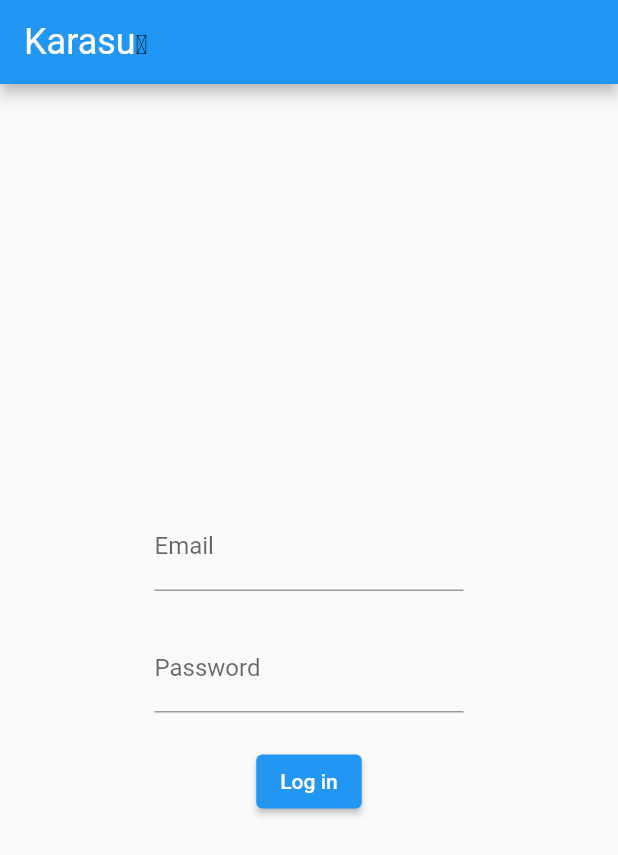
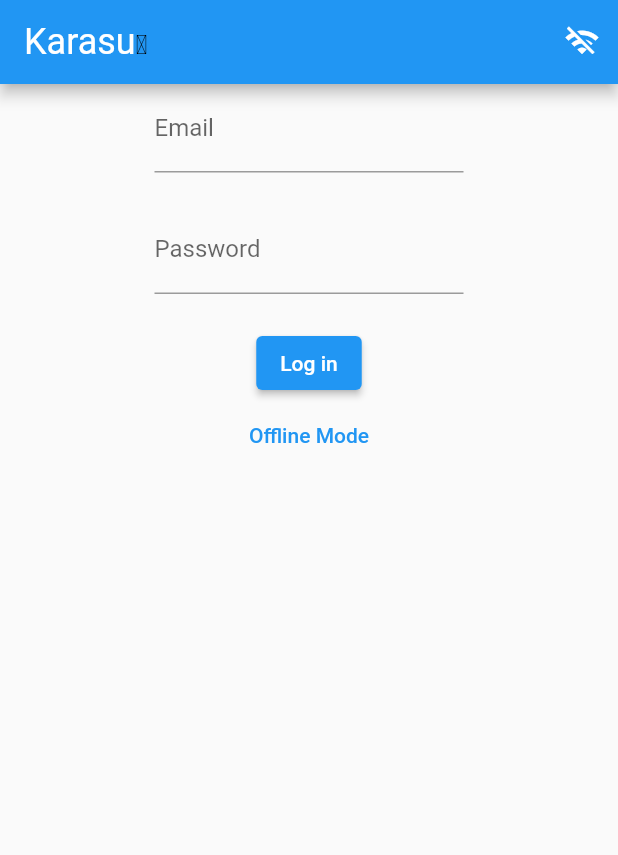
Before and after one commit to SeveFP/Karasu, a Flutter app: the screen it shows after launch, on a phone screen of 412 x 824 dp. Shown: the top 855 px of the screen. Run offline on Flutter 3.47's test engine with Material 2 defaults, Android fonts, the phone set to English and light mode, and no system bars; our stand-ins replace flutter_markdown, graphql_flutter.

Commit message:
Initial offline mode

```diff
--- a/lib/main.dart
+++ b/lib/main.dart
@@ -8,6 +8,7 @@ import 'package:flutter/rendering.dart';
 import 'package:karasu/views/login.dart';
 import 'package:karasu/views/popularDecks.dart';
 import 'package:karasu/widgets/karasuScaffold.dart';
+import 'package:karasu/models/deck.dart';
 
 final toshokanURL = 'localhost:8080';
 final protocol = 'http://';
@@ -72,6 +73,7 @@ class MyApp extends StatefulWidget {
 class _MyAppState extends State<MyApp> {
   late Future<String> accessToken;
   bool _hasLoggedIn = false;
+  bool _offlineMode = false;
 
   void _setHasLoggedIn(String u, String p) {
     setState(() {
@@ -83,15 +85,31 @@ class _MyAppState extends State<MyApp> {
 
   @override
   Widget build(BuildContext context) {
+    Widget body = ListView(
+      children: [
+        LoginView(credentialsCallback: _setHasLoggedIn),
+        TextButton(
+          child: const Text('Offline Mode'),
+          onPressed: () => setState(() {
+            _offlineMode = true;
+          }),
+        ),
+      ],
+    );
+
+    if (_hasLoggedIn) {
+      body = const PopularDecksDisplay();
+    }
+
+    if (_offlineMode) {
+      body = OfflineDecks(storage: OfflineStorage());
+    }
+
     return MaterialApp(
       theme: ThemeData(
         primarySwatch: Colors.blue,
       ),
-      home: KarasuScaffold(
-        body: _hasLoggedIn
-            ? const PopularDecksDisplay()
-            : LoginView(credentialsCallback: _setHasLoggedIn),
-      ),
+      home: KarasuScaffold(body: body),
     );
   }
 }
--- a/lib/widgets/karasuScaffold.dart
+++ b/lib/widgets/karasuScaffold.dart
@@ -17,6 +17,19 @@ class _KarasuScaffoldState extends State<KarasuScaffold> {
 
     return Scaffold(
       appBar: AppBar(
+        actions: <Widget>[
+          IconButton(
+            icon: Icon(
+              Icons.wifi_off,
+              color: Colors.white,
+            ),
+            onPressed: () {
+              setState(() {
+                // widget.body = OfflineDecks();
+              });
+            },
+          )
+        ],
         title: RichText(
           text: TextSpan(
             children: <TextSpan>[
@@ -26,7 +39,8 @@ class _KarasuScaffoldState extends State<KarasuScaffold> {
                   style: TextStyle(color: Colors.black, fontSize: 18)),
               TextSpan(text: title),
             ],
-        )),
+          ),
+        ),
       ),
       body: widget.body,
     );
```
Also changed, not shown: lib/models/deck.dart (+114 -8 lines), lib/views/popularDecks.dart (+42 -6 lines), lib/views/round.dart (+36 -0 lines). Lines whose indentation alone changed are shown as unchanged.
